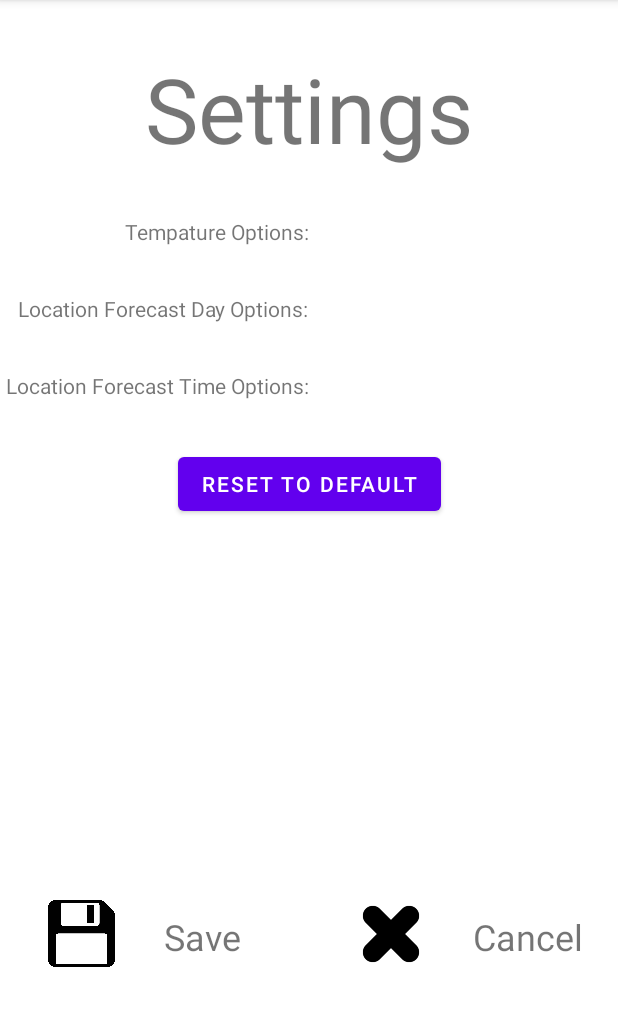
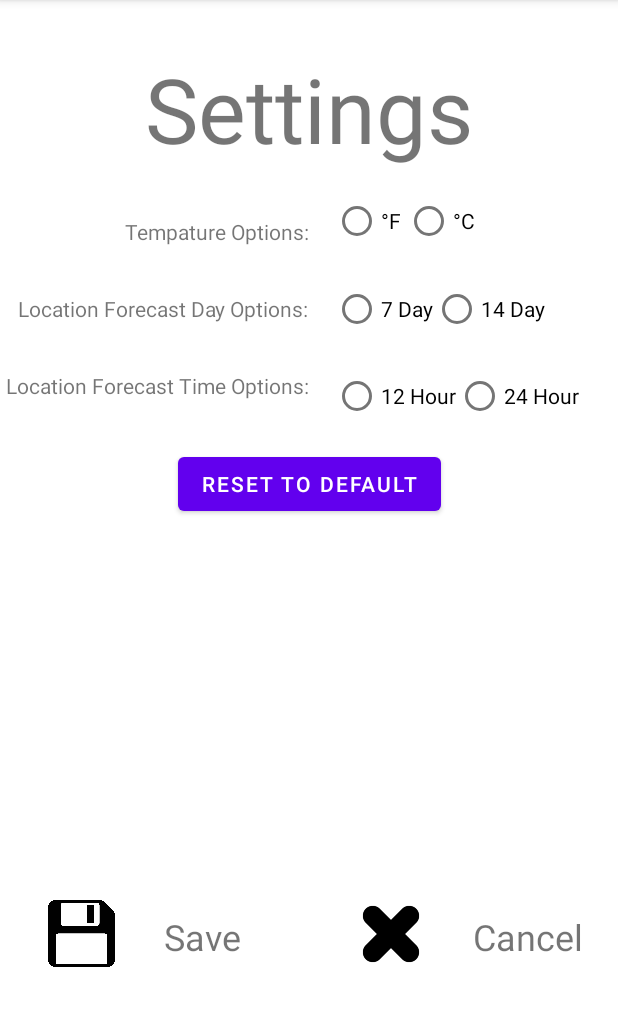
Before and after one commit to bjsteel1/WeatherApp, an Android app: the Settings screen opened directly, with no data from a screen before it, on a phone screen of 412 x 824 dp, the part 84-1110 px from its top. Run offline under Robolectric (Android 15) with nearby library versions, the phone set to English and light mode, and no system bars; network calls fail.

Commit message:
Settings UI Finished

```diff
--- a/app/src/main/res/layout/activity_settings.xml
+++ b/app/src/main/res/layout/activity_settings.xml
@@ -5,6 +5,78 @@
     android:layout_width="match_parent"
     android:layout_height="match_parent"
     tools:context=".Settings">
+
+    <RadioGroup
+        android:id="@+id/rdgTemp"
+        android:layout_width="wrap_content"
+        android:layout_height="wrap_content"
+        android:layout_marginStart="16dp"
+        android:orientation="horizontal"
+        app:layout_constraintBottom_toTopOf="@+id/rdgDay"
+        app:layout_constraintStart_toStartOf="@+id/guideline8"
+        app:layout_constraintTop_toBottomOf="@+id/txtSettings">
+
+        <RadioButton
+            android:id="@+id/rdbF"
+            android:layout_width="wrap_content"
+            android:layout_height="wrap_content"
+            android:text="°F" />
+
+        <RadioButton
+            android:id="@+id/rdbC"
+            android:layout_width="match_parent"
+            android:layout_height="wrap_content"
+            android:text="°C" />
+
+    </RadioGroup>
+
+    <RadioGroup
+        android:id="@+id/rdgTime"
+        android:layout_width="wrap_content"
+        android:layout_height="wrap_content"
+        android:layout_marginStart="16dp"
+        android:orientation="horizontal"
+        app:layout_constraintBottom_toTopOf="@+id/btnReset"
+        app:layout_constraintStart_toStartOf="@+id/guideline8"
+        app:layout_constraintTop_toBottomOf="@+id/rdgDay">
+
+        <RadioButton
+            android:id="@+id/rdb12Hour"
+            android:layout_width="wrap_content"
+            android:layout_height="wrap_content"
+            android:text="12 Hour" />
+
+        <RadioButton
+            android:id="@+id/rdb24Hour"
+            android:layout_width="wrap_content"
+            android:layout_height="wrap_content"
+            android:layout_weight="1"
+            android:text="24 Hour" />
+    </RadioGroup>
+
+    <RadioGroup
+        android:id="@+id/rdgDay"
+        android:layout_width="wrap_content"
+        android:layout_height="wrap_content"
+        android:layout_marginStart="16dp"
+        android:orientation="horizontal"
+        app:layout_constraintBottom_toTopOf="@+id/rdgTime"
+        app:layout_constraintStart_toStartOf="@+id/guideline8"
+        app:layout_constraintTop_toBottomOf="@+id/rdgTemp">
+
+        <RadioButton
+            android:id="@+id/rdb7Day"
+            android:layout_width="match_parent"
+            android:layout_height="wrap_content"
+            android:text="7 Day" />
+
+        <RadioButton
+            android:id="@+id/rdb14Day"
+            android:layout_width="match_parent"
+            android:layout_height="wrap_content"
+            android:layout_weight="1"
+            android:text="14 Day" />
+    </RadioGroup>
 
     <TextView
         android:id="@+id/txtSettings"
@@ -25,27 +97,27 @@
         app:layout_constraintGuide_percent="0.5" />
 
     <TextView
-        android:id="@+id/textView2"
+        android:id="@+id/txtTempOptions"
         android:layout_width="wrap_content"
         android:layout_height="wrap_content"
         android:layout_marginTop="32dp"
         android:text="Tempature Options:"
-        app:layout_constraintBottom_toTopOf="@+id/textView3"
+        app:layout_constraintBottom_toTopOf="@+id/txtLocationDay"
         app:layout_constraintEnd_toStartOf="@+id/guideline8"
         app:layout_constraintTop_toBottomOf="@+id/txtSettings" />
 
     <TextView
-        android:id="@+id/textView3"
+        android:id="@+id/txtLocationDay"
         android:layout_width="wrap_content"
         android:layout_height="wrap_content"
         android:layout_marginTop="32dp"
         android:text="Location Forecast Day Options:"
-        app:layout_constraintBottom_toTopOf="@+id/textView5"
+        app:layout_constraintBottom_toTopOf="@+id/txtLocationTime"
         app:layout_constraintEnd_toStartOf="@+id/guideline8"
-        app:layout_constraintTop_toBottomOf="@+id/textView2" />
+        app:layout_constraintTop_toBottomOf="@+id/txtTempOptions" />
 
     <TextView
-        android:id="@+id/textView5"
+        android:id="@+id/txtLocationTime"
         android:layout_width="wrap_content"
         android:layout_height="wrap_content"
         android:layout_marginTop="32dp"
@@ -53,7 +125,7 @@
         android:text="Location Forecast Time Options:"
         app:layout_constraintBottom_toTopOf="@+id/btnReset"
         app:layout_constraintEnd_toStartOf="@+id/guideline8"
-        app:layout_constraintTop_toBottomOf="@+id/textView3" />
+        app:layout_constraintTop_toBottomOf="@+id/txtLocationDay" />
 
     <Button
         android:id="@+id/btnReset"
@@ -63,7 +135,7 @@
         android:text="Reset to default"
         app:layout_constraintEnd_toEndOf="parent"
         app:layout_constraintStart_toStartOf="parent"
-        app:layout_constraintTop_toBottomOf="@+id/textView5" />
+        app:layout_constraintTop_toBottomOf="@+id/txtLocationTime" />
 
     <androidx.constraintlayout.widget.Guideline
         android:id="@+id/guideline9"
@@ -73,7 +145,7 @@
         app:layout_constraintGuide_percent="0.75" />
 
     <ImageView
-        android:id="@+id/imageView"
+        android:id="@+id/ivSave"
         android:layout_width="45dp"
         android:layout_height="45dp"
         android:layout_marginStart="32dp"
@@ -83,7 +155,7 @@
         app:srcCompat="@drawable/save" />
 
     <ImageView
-        android:id="@+id/imageView2"
+        android:id="@+id/ivCancel"
         android:layout_width="45dp"
         android:layout_height="45dp"
         android:layout_marginStart="32dp"
@@ -100,7 +172,7 @@
         android:layout_marginTop="32dp"
         android:text="Save"
         android:textSize="24sp"
-        app:layout_constraintStart_toEndOf="@+id/imageView"
+        app:layout_constraintStart_toEndOf="@+id/ivSave"
         app:layout_constraintTop_toTopOf="@+id/guideline9" />
 
     <TextView
@@ -111,7 +183,7 @@
         android:layout_marginTop="32dp"
         android:text="Cancel"
         android:textSize="24sp"
-        app:layout_constraintStart_toEndOf="@+id/imageView2"
+        app:layout_constraintStart_toEndOf="@+id/ivCancel"
         app:layout_constraintTop_toTopOf="@+id/guideline9" />
 
 </androidx.constraintlayout.widget.ConstraintLayout>
```
